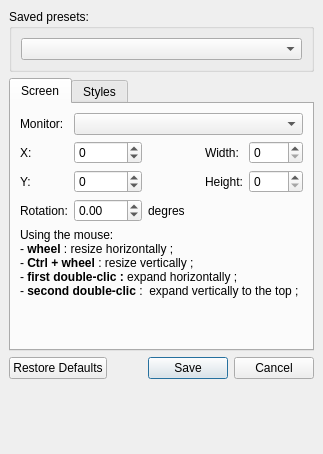
First picture: the form in src/configeditor.ui, repository Subtivals/subtivals, before the edit.
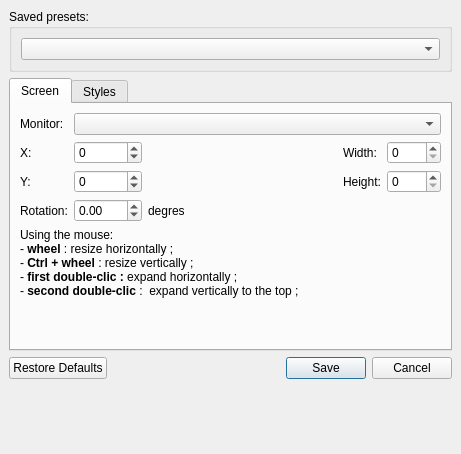
Second picture: the form after the edit.

Commit message: relative fontsize of the help paragraph

Patch:
```diff
--- a/src/configeditor.ui
+++ b/src/configeditor.ui
@@ -6,7 +6,7 @@
    <rect>
     <x>0</x>
     <y>0</y>
-    <width>323</width>
+    <width>461</width>
     <height>454</height>
    </rect>
   </property>
@@ -145,7 +145,7 @@
            <string>&lt;!DOCTYPE HTML PUBLIC &quot;-//W3C//DTD HTML 4.0//EN&quot; &quot;http://www.w3.org/TR/REC-html40/strict.dtd&quot;&gt;
 &lt;html&gt;&lt;head&gt;&lt;meta name=&quot;qrichtext&quot; content=&quot;1&quot; /&gt;&lt;style type=&quot;text/css&quot;&gt;
 p, li { white-space: pre-wrap; }
-&lt;/style&gt;&lt;/head&gt;&lt;body style=&quot; font-family:'Ubuntu'; font-size:9pt; font-weight:400; font-style:normal;&quot;&gt;
+&lt;/style&gt;&lt;/head&gt;&lt;body style=&quot; font-family:'Ubuntu'; font-size:0.8em; font-weight:400; font-style:normal;&quot;&gt;
 &lt;p style=&quot; margin-top:0px; margin-bottom:0px; margin-left:0px; margin-right:0px; -qt-block-indent:0; text-indent:0px;&quot;&gt;Using the mouse:&lt;/p&gt;
 &lt;p style=&quot; margin-top:0px; margin-bottom:0px; margin-left:0px; margin-right:0px; -qt-block-indent:0; text-indent:0px;&quot;&gt;- &lt;span style=&quot; font-weight:600;&quot;&gt;wheel&lt;/span&gt; : resize horizontally ;&lt;/p&gt;
 &lt;p style=&quot; margin-top:0px; margin-bottom:0px; margin-left:0px; margin-right:0px; -qt-block-indent:0; text-indent:0px;&quot;&gt;-&lt;span style=&quot; font-weight:600;&quot;&gt; Ctrl + wheel&lt;/span&gt; : resize vertically ;&lt;/p&gt;
```
